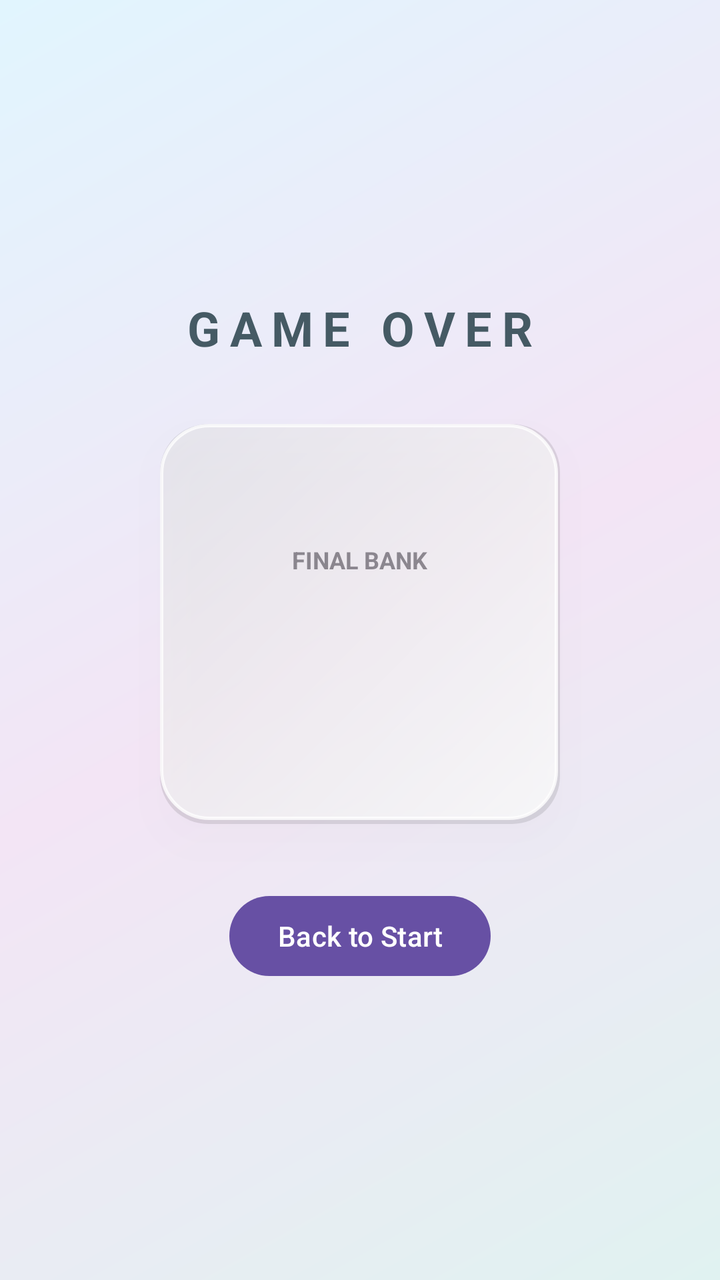
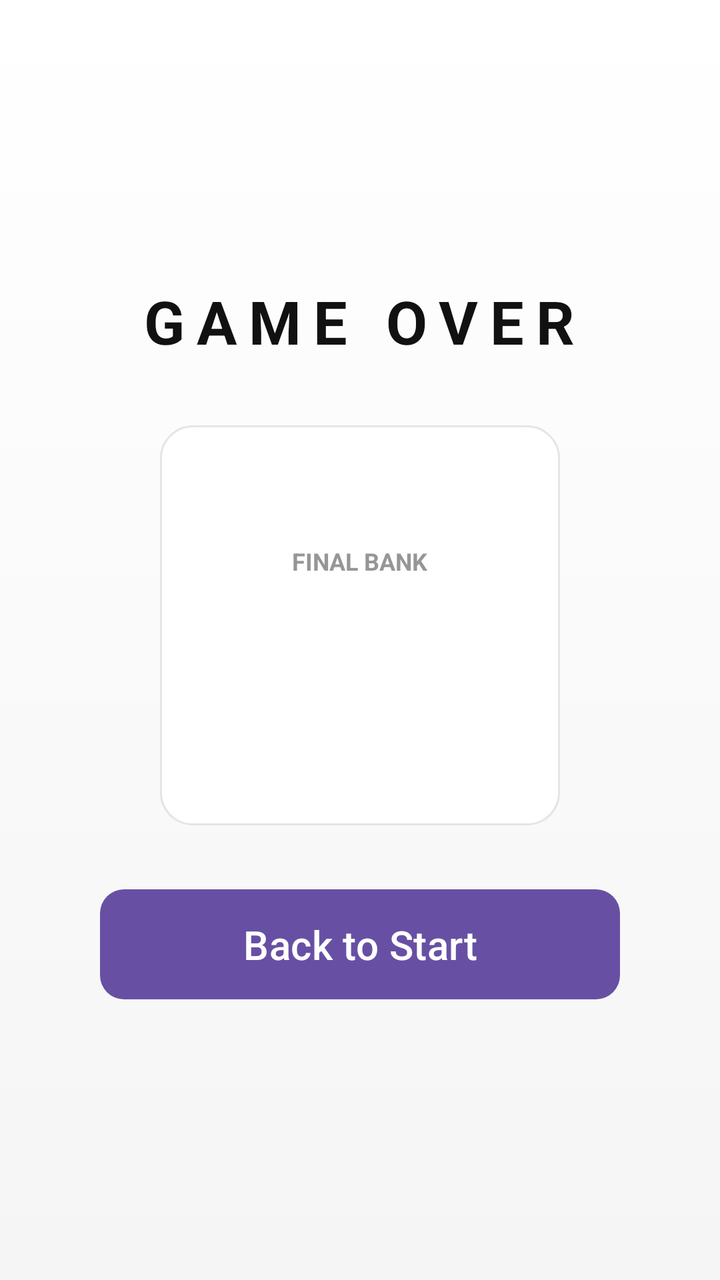

Two renders of the same Android screen: before a commit and after it. Below are the layout's source before the change and the commit's diff.
<!-- AndroidManifest.xml: application theme Theme.InvestmentGame -->
<!-- res/layout/activity_game_over.xml -->
<?xml version="1.0" encoding="utf-8"?>
<LinearLayout xmlns:android="http://schemas.android.com/apk/res/android"
    android:layout_width="match_parent"
    android:layout_height="match_parent"
    android:background="@drawable/main_background"
    android:gravity="center"
    android:orientation="vertical"
    android:padding="16dp">

    <TextView
        android:layout_width="wrap_content"
        android:layout_height="wrap_content"
        android:letterSpacing="0.2"
        android:text="GAME OVER"
        android:textColor="#455A64"
        android:textSize="24sp"
        android:textStyle="bold" />

    <LinearLayout
        android:layout_width="200dp"
        android:layout_height="200dp"
        android:layout_marginTop="32dp"
        android:background="@drawable/glass_pane"
        android:elevation="12dp"
        android:gravity="center"
        android:orientation="vertical">

        <TextView
            android:layout_width="wrap_content"
            android:layout_height="wrap_content"
            android:alpha="0.6"
            android:text="FINAL BANK"
            android:textSize="12sp"
            android:textStyle="bold" />

        <TextView
            android:id="@+id/bank"
            android:layout_width="wrap_content"
            android:layout_height="wrap_content"
            android:textColor="#2E7D32"
            android:textSize="48sp"
            android:textStyle="bold" />
    </LinearLayout>

    <Button
        android:id="@+id/finish_game_over"
        android:layout_width="wrap_content"
        android:layout_height="wrap_content"
        android:layout_marginTop="32dp"
        android:text="Back to Start" />

</LinearLayout>
<!-- resources referenced by this layout -->
<resources>
  <!-- drawable glass_pane (drawable) -->
  <?xml version="1.0" encoding="utf-8"?>
  <layer-list xmlns:android="http://schemas.android.com/apk/res/android">
      <item>
          <shape android:shape="rectangle">
              <corners android:radius="24dp" />
              <solid android:color="#1A000000" />
          </shape>
      </item>
  
      <item
          android:bottom="2dp"
          android:right="1dp">
          <shape android:shape="rectangle">
              <corners android:radius="24dp" />
              <gradient
                  android:angle="135"
                  android:endColor="#66FFFFFF"
                  android:startColor="#CCFFFFFF" />
              <stroke
                  android:width="1.5dp"
                  android:color="#CCFFFFFF" />
          </shape>
      </item>
  </layer-list>
  <!-- drawable main_background (drawable) -->
  <?xml version="1.0" encoding="utf-8"?>
  <shape xmlns:android="http://schemas.android.com/apk/res/android"
      android:shape="rectangle">
      <gradient
          android:angle="135"
          android:centerColor="#F3E5F5"
          android:endColor="#E1F5FE"
          android:startColor="#E0F2F1" />
  </shape>
  <style name="Theme.InvestmentGame" parent="Base.Theme.InvestmentGame" />
  <style name="Base.Theme.InvestmentGame" parent="Theme.Material3.DayNight.NoActionBar">
          
          
      </style>
</resources>

<!-- the commit's change to res/layout/activity_game_over.xml (unified diff, before → after) -->
@@ -11,9 +11,9 @@
         android:layout_width="wrap_content"
         android:layout_height="wrap_content"
         android:letterSpacing="0.2"
-        android:text="GAME OVER"
-        android:textColor="#455A64"
-        android:textSize="24sp"
+        android:text="@string/game_over"
+        android:textColor="@color/text_primary"
+        android:textSize="30sp"
         android:textStyle="bold" />
 
     <LinearLayout
@@ -21,15 +21,15 @@
         android:layout_height="200dp"
         android:layout_marginTop="32dp"
         android:background="@drawable/glass_pane"
-        android:elevation="12dp"
         android:gravity="center"
         android:orientation="vertical">
 
         <TextView
             android:layout_width="wrap_content"
             android:layout_height="wrap_content"
-            android:alpha="0.6"
-            android:text="FINAL BANK"
+            android:alpha="0.75"
+            android:text="@string/final_bank"
+            android:textColor="@color/text_muted"
             android:textSize="12sp"
             android:textStyle="bold" />
 
@@ -37,16 +37,24 @@
             android:id="@+id/bank"
             android:layout_width="wrap_content"
             android:layout_height="wrap_content"
-            android:textColor="#2E7D32"
+            android:textColor="@color/accent_green"
             android:textSize="48sp"
             android:textStyle="bold" />
     </LinearLayout>
 
     <Button
         android:id="@+id/finish_game_over"
-        android:layout_width="wrap_content"
+        android:layout_width="260dp"
         android:layout_height="wrap_content"
         android:layout_marginTop="32dp"
-        android:text="Back to Start" />
+        android:background="@drawable/button_primary"
+        android:paddingTop="10dp"
+        android:paddingBottom="10dp"
+        android:stateListAnimator="@animator/button_press"
+        android:text="@string/button_back_to_start"
+        android:textAllCaps="false"
+        android:textColor="@color/white"
+        android:textSize="20sp"
+        android:textStyle="normal" />
 
 </LinearLayout>
<!-- resource entries referenced after the edit -->
@@ -1,27 +1,42 @@
 <!-- resources referenced by this layout -->
 <resources>
+  <color name="accent_green">#16783B</color>
+  <color name="text_muted">#737373</color>
+  <color name="text_primary">#111111</color>
+  <color name="white">#FFFFFFFF</color>
+  <!-- drawable button_primary (drawable) -->
+  <?xml version="1.0" encoding="utf-8"?>
+  <selector xmlns:android="http://schemas.android.com/apk/res/android">
+      <item android:state_pressed="true">
+          <shape android:shape="rectangle">
+              <corners android:radius="12dp" />
+              <solid android:color="#000000" />
+          </shape>
+      </item>
+      <item>
+          <shape android:shape="rectangle">
+              <corners android:radius="12dp" />
+              <solid android:color="#111111" />
+          </shape>
+      </item>
+  </selector>
   <!-- drawable glass_pane (drawable) -->
   <?xml version="1.0" encoding="utf-8"?>
   <layer-list xmlns:android="http://schemas.android.com/apk/res/android">
-      <item>
+      <item android:top="1dp">
           <shape android:shape="rectangle">
-              <corners android:radius="24dp" />
-              <solid android:color="#1A000000" />
+              <corners android:radius="16dp" />
+              <solid android:color="@color/surface_shadow" />
           </shape>
       </item>
   
-      <item
-          android:bottom="2dp"
-          android:right="1dp">
+      <item>
           <shape android:shape="rectangle">
-              <corners android:radius="24dp" />
-              <gradient
-                  android:angle="135"
-                  android:endColor="#66FFFFFF"
-                  android:startColor="#CCFFFFFF" />
+              <corners android:radius="16dp" />
+              <solid android:color="@color/surface_white" />
               <stroke
-                  android:width="1.5dp"
-                  android:color="#CCFFFFFF" />
+                  android:width="1dp"
+                  android:color="@color/surface_stroke" />
           </shape>
       </item>
   </layer-list>
@@ -30,12 +45,21 @@
   <shape xmlns:android="http://schemas.android.com/apk/res/android"
       android:shape="rectangle">
       <gradient
-          android:angle="135"
-          android:centerColor="#F3E5F5"
-          android:endColor="#E1F5FE"
-          android:startColor="#E0F2F1" />
+          android:angle="270"
+          android:startColor="@color/bg_top"
+          android:centerColor="@color/bg_mid"
+          android:endColor="@color/bg_bottom" />
   </shape>
+  <string name="button_back_to_start">Back to Start</string>
+  <string name="final_bank">FINAL BANK</string>
+  <string name="game_over">GAME OVER</string>
   <style name="Theme.InvestmentGame" parent="Base.Theme.InvestmentGame" />
+  <color name="surface_shadow">#0A000000</color>
+  <color name="surface_white">#FFFFFFFF</color>
+  <color name="surface_stroke">#E5E5E5</color>
+  <color name="bg_top">#FFFFFF</color>
+  <color name="bg_mid">#FAFAFA</color>
+  <color name="bg_bottom">#F5F5F5</color>
   <style name="Base.Theme.InvestmentGame" parent="Theme.Material3.DayNight.NoActionBar">
           
           
